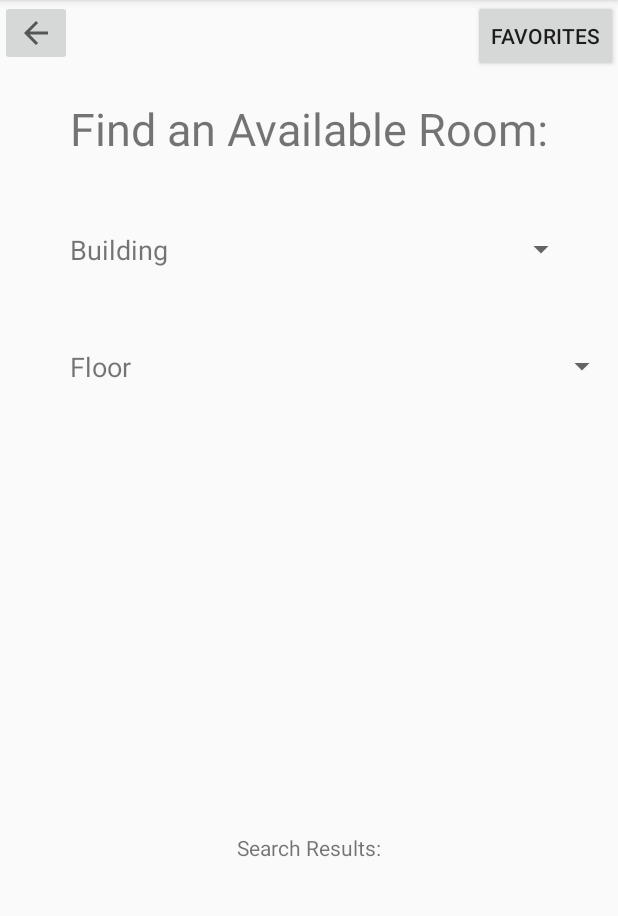
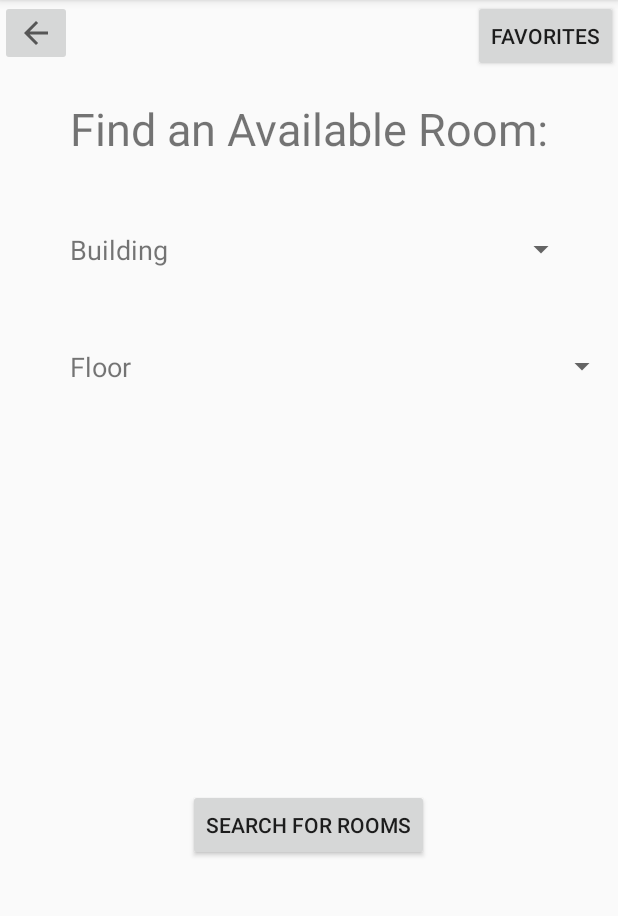
Before and after one commit to crzeller11/RoomFndr, an Android app: the SearchActivity screen opened directly, with no data from a screen before it, on a phone screen of 412 x 824 dp, the part 84-1000 px from its top. Run offline under Robolectric (Android 15) with nearby library versions, the phone set to English and light mode, and no system bars.

Commit message:
Added more detail to search activity

```diff
--- a/app/src/main/java/com/example/chloerainezeller/roomfndr/SearchActivity.java
+++ b/app/src/main/java/com/example/chloerainezeller/roomfndr/SearchActivity.java
@@ -5,6 +5,7 @@ import android.content.Intent;
 import android.os.Bundle;
 import android.support.v7.app.AppCompatActivity;
 import android.view.View;
+import android.widget.AdapterView;
 import android.widget.Button;
 import android.widget.ImageButton;
 import android.widget.ListView;
@@ -16,6 +17,7 @@ public class SearchActivity extends AppCompatActivity {
     private Spinner buildingSpinner;
     private Spinner floorSpinner;
     private Button favoritesButton;
+    private Button searchButton;
     private ImageButton backButton;
     private ListView roomListView;
 
@@ -29,10 +31,36 @@ public class SearchActivity extends AppCompatActivity {
         floorSpinner = findViewById(R.id.floorSpinner);
         favoritesButton = findViewById(R.id.favoritesButton);
         backButton = findViewById(R.id.backButtonSearch);
+        searchButton = findViewById(R.id.searchButton);
+        roomListView = findViewById(R.id.searchResultsListView);
 
         // TODO: Configure spinner options
-        // TODO: Configure onItemClick
-        // TODO: Decide if we want a search button, or to populate search based on spinner clicks
+        /*
+        * Seems like we should only feature some of the buildings on campus in our search:
+        *   - Fowler
+        *   - Johnson
+        *   - Berkus/Rangeview (stored under both names of fucking course)
+        *   - Booth
+        *   - Hameetman Science Center
+        *   - Johnson Student Center
+        *   - Library
+        *   - Weingart
+        * Then maybe automatically refine the number of floors or whatever given the entry from
+        * the first dropdown. So like Fowler goes to all three floors, but the JSC gives all its
+        * weird room names. We can build a hashmap from the building to the available floors/rooms
+        * */
+
+
+
+        // TODO: Configure onItemClick on roomListView
+        roomListView.setOnItemClickListener(new AdapterView.OnItemClickListener() {
+            @Override
+            public void onItemClick(AdapterView<?> parent, View view, int position, long id) {
+                // TODO: package an intent with the room information
+
+            }
+        });
+        // TODO: Configure search button method below
 
 
     }
@@ -49,4 +77,9 @@ public class SearchActivity extends AppCompatActivity {
         Intent intent = new Intent(myContext, MainActivity.class);
         startActivity(intent);
     }
+
+    // search button, searches all available rooms
+    public void search(View view) {
+        // FIXME: populate the list view with the search results, going to need an adapter
+    }
 }
--- /dev/null
+++ b/app/src/main/java/com/example/chloerainezeller/roomfndr/SearchResultActivity.java
@@ -0,0 +1,20 @@
+package com.example.chloerainezeller.roomfndr;
+
+import android.content.Context;
+import android.os.Bundle;
+import android.support.v7.app.AppCompatActivity;
+
+public class SearchResultActivity extends AppCompatActivity {
+
+    private Context myContext;
+
+
+    @Override
+    protected void onCreate(Bundle savedInstanceState) {
+        super.onCreate(savedInstanceState);
+
+        myContext = this;
+
+
+    }
+}
--- a/app/src/main/res/layout/search_activity.xml
+++ b/app/src/main/res/layout/search_activity.xml
@@ -53,17 +53,6 @@
         android:layout_marginTop="232dp" />
 
 
-
-    <TextView
-        android:id="@+id/searchResultsTextView"
-        android:layout_width="wrap_content"
-        android:layout_height="wrap_content"
-        android:layout_alignParentBottom="true"
-        android:layout_centerHorizontal="true"
-        android:layout_marginBottom="193dp"
-        android:text="@string/search_results" />
-
-
     <ListView
         android:id="@+id/searchResultsListView"
         android:layout_width="match_parent"
@@ -90,5 +79,15 @@
         app:srcCompat="?attr/actionModeCloseDrawable"
         android:onClick="goBack"/>
 
+    <Button
+        android:id="@+id/searchButton"
+        android:layout_width="wrap_content"
+        android:layout_height="wrap_content"
+        android:layout_alignParentBottom="true"
+        android:layout_centerHorizontal="true"
+        android:layout_marginBottom="194dp"
+        android:text="@string/search"
+        android:onClick="search"/>
+
 
 </RelativeLayout>
--- a/app/src/main/res/values/strings.xml
+++ b/app/src/main/res/values/strings.xml
@@ -8,4 +8,5 @@
     <string name="search_results">Search Results:</string>
     <string name="favorites">Favorites</string>
     <string name="my_favorite_rooms">My Favorite Rooms:</string>
+    <string name="search">Search for Rooms</string>
 </resources>
```
